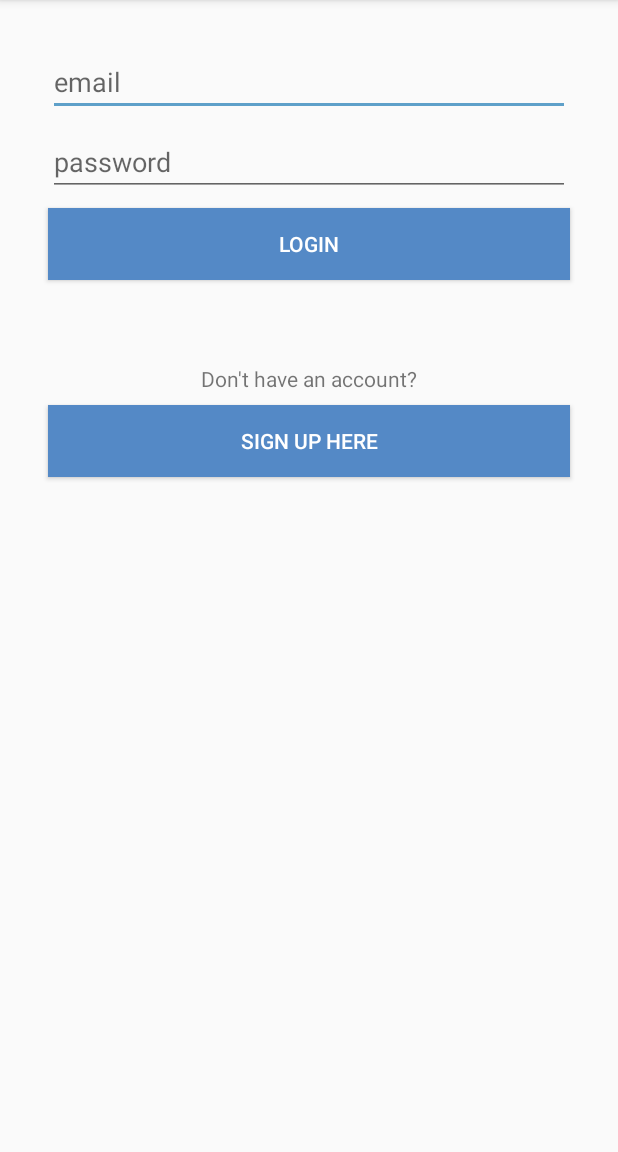
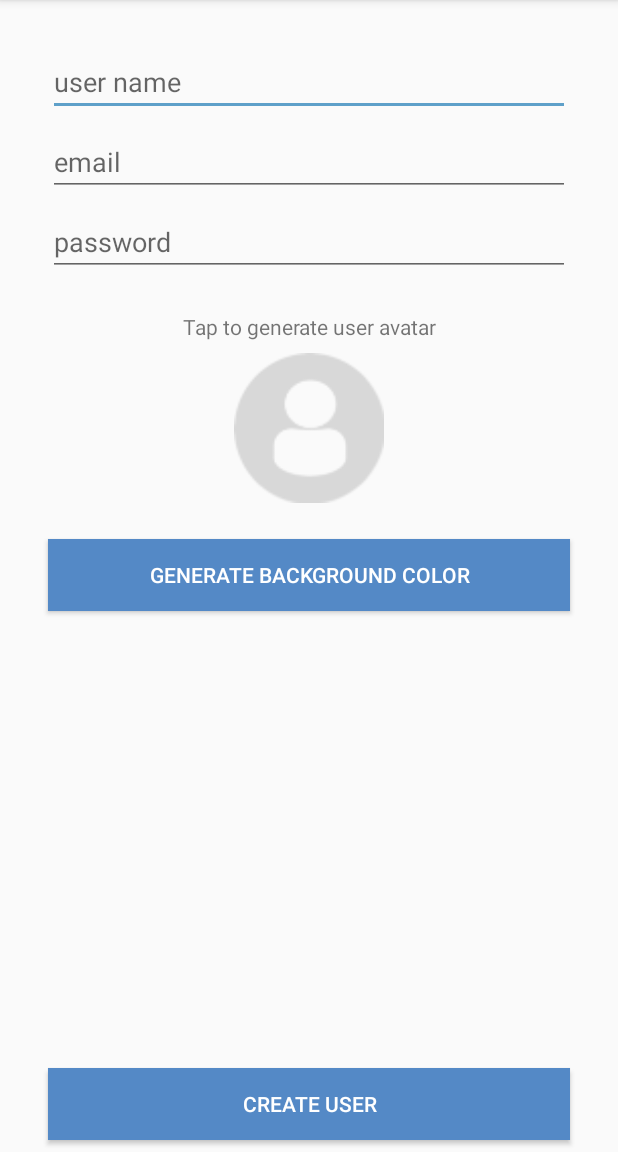
Before and after one commit to FrancisLevesque/SmackChat, an Android app: the LoginActivity screen opened directly, with no data from a screen before it, after a tap on "SIGN UP HERE", on a phone screen of 412 x 824 dp, the part 84-1236 px from its top. Run offline under Robolectric (Android 15) with nearby library versions, the phone set to English and light mode, and no system bars.

Commit message:
Add create new user layout

```diff
--- a/app/src/main/AndroidManifest.xml
+++ b/app/src/main/AndroidManifest.xml
@@ -8,7 +8,8 @@
         android:label="@string/app_name"
         android:supportsRtl="true"
         android:theme="@style/AppTheme">
-        <activity android:name=".LoginActivity"></activity>
+        <activity android:name=".CreateUserActivity"></activity>
+        <activity android:name=".LoginActivity" />
         <activity
             android:name=".MainActivity"
             android:label="@string/app_name"
--- /dev/null
+++ b/app/src/main/java/com/example/smack/CreateUserActivity.kt
@@ -0,0 +1,24 @@
+package com.example.smack
+
+import androidx.appcompat.app.AppCompatActivity
+import android.os.Bundle
+import android.view.View
+
+class CreateUserActivity : AppCompatActivity() {
+
+    override fun onCreate(savedInstanceState: Bundle?) {
+        super.onCreate(savedInstanceState)
+        setContentView(R.layout.activity_create_user)
+    }
+
+    fun generateUserAvatar(view: View) {
+
+    }
+
+    fun generateColorClicked(view: View) {
+
+    }
+
+    fun createUserClicked(view: View) {}
+
+}
--- a/app/src/main/java/com/example/smack/LoginActivity.kt
+++ b/app/src/main/java/com/example/smack/LoginActivity.kt
@@ -1,5 +1,6 @@
 package com.example.smack
 
+import android.content.Intent
 import androidx.appcompat.app.AppCompatActivity
 import android.os.Bundle
 import android.view.View
@@ -16,6 +17,7 @@ class LoginActivity : AppCompatActivity() {
     }
 
     fun loginCreateUserButtonClicked(view: View) {
-
+        val createUserIntent = Intent(this, CreateUserActivity::class.java)
+        startActivity(createUserIntent)
     }
 }
--- /dev/null
+++ b/app/src/main/res/layout/activity_create_user.xml
@@ -0,0 +1,110 @@
+<?xml version="1.0" encoding="utf-8"?>
+<androidx.constraintlayout.widget.ConstraintLayout xmlns:android="http://schemas.android.com/apk/res/android"
+    xmlns:app="http://schemas.android.com/apk/res-auto"
+    xmlns:tools="http://schemas.android.com/tools"
+    android:layout_width="match_parent"
+    android:layout_height="match_parent"
+    tools:context=".CreateUserActivity">
+
+    <EditText
+        android:id="@+id/createUserNameText"
+        android:layout_width="0dp"
+        android:layout_height="wrap_content"
+        android:layout_marginStart="32dp"
+        android:layout_marginTop="32dp"
+        android:layout_marginEnd="32dp"
+        android:ems="10"
+        android:hint="user name"
+        android:inputType="textPersonName"
+        android:textColor="@android:color/darker_gray"
+        app:layout_constraintEnd_toEndOf="parent"
+        app:layout_constraintHorizontal_bias="0.5"
+        app:layout_constraintStart_toStartOf="parent"
+        app:layout_constraintTop_toTopOf="parent" />
+
+    <EditText
+        android:id="@+id/createEmailText"
+        android:layout_width="0dp"
+        android:layout_height="wrap_content"
+        android:layout_marginStart="32dp"
+        android:layout_marginTop="8dp"
+        android:layout_marginEnd="32dp"
+        android:ems="10"
+        android:hint="email"
+        android:inputType="textPersonName"
+        android:textColor="@android:color/darker_gray"
+        app:layout_constraintEnd_toEndOf="parent"
+        app:layout_constraintHorizontal_bias="0.5"
+        app:layout_constraintStart_toStartOf="parent"
+        app:layout_constraintTop_toBottomOf="@+id/createUserNameText" />
+
+    <EditText
+        android:id="@+id/createPasswordText"
+        android:layout_width="0dp"
+        android:layout_height="wrap_content"
+        android:layout_marginStart="32dp"
+        android:layout_marginTop="8dp"
+        android:layout_marginEnd="32dp"
+        android:ems="10"
+        android:hint="password"
+        android:inputType="textPassword"
+        android:textColor="@android:color/darker_gray"
+        app:layout_constraintEnd_toEndOf="parent"
+        app:layout_constraintHorizontal_bias="0.5"
+        app:layout_constraintStart_toStartOf="parent"
+        app:layout_constraintTop_toBottomOf="@+id/createEmailText" />
+
+    <TextView
+        android:id="@+id/textView2"
+        android:layout_width="wrap_content"
+        android:layout_height="wrap_content"
+        android:layout_marginTop="24dp"
+        android:text="Tap to generate user avatar"
+        app:layout_constraintEnd_toEndOf="parent"
+        app:layout_constraintHorizontal_bias="0.5"
+        app:layout_constraintStart_toStartOf="parent"
+        app:layout_constraintTop_toBottomOf="@+id/createPasswordText" />
+
+    <ImageView
+        android:id="@+id/createAvatarImageView"
+        android:layout_width="100dp"
+        android:layout_height="100dp"
+        android:layout_marginTop="8dp"
+        android:onClick="generateUserAvatar"
+        app:layout_constraintEnd_toEndOf="parent"
+        app:layout_constraintHorizontal_bias="0.5"
+        app:layout_constraintStart_toStartOf="parent"
+        app:layout_constraintTop_toBottomOf="@+id/textView2"
+        app:srcCompat="@drawable/profiledefault" />
+
+    <Button
+        android:id="@+id/backgroundColorButton"
+        android:layout_width="0dp"
+        android:layout_height="wrap_content"
+        android:layout_marginStart="32dp"
+        android:layout_marginTop="24dp"
+        android:layout_marginEnd="32dp"
+        android:background="@color/colorPrimary"
+        android:onClick="generateColorClicked"
+        android:text="Generate Background Color"
+        android:textColor="#FFFFFF"
+        app:layout_constraintEnd_toEndOf="parent"
+        app:layout_constraintHorizontal_bias="0.5"
+        app:layout_constraintStart_toStartOf="parent"
+        app:layout_constraintTop_toBottomOf="@+id/createAvatarImageView" />
+
+    <Button
+        android:id="@+id/createUserButton"
+        android:layout_width="0dp"
+        android:layout_height="wrap_content"
+        android:layout_marginStart="32dp"
+        android:layout_marginEnd="32dp"
+        android:layout_marginBottom="8dp"
+        android:background="@color/colorPrimary"
+        android:onClick="createUserClicked"
+        android:text="Create User"
+        android:textColor="#FFFFFF"
+        app:layout_constraintBottom_toBottomOf="parent"
+        app:layout_constraintEnd_toEndOf="parent"
+        app:layout_constraintStart_toStartOf="parent" />
+</androidx.constraintlayout.widget.ConstraintLayout>
```
